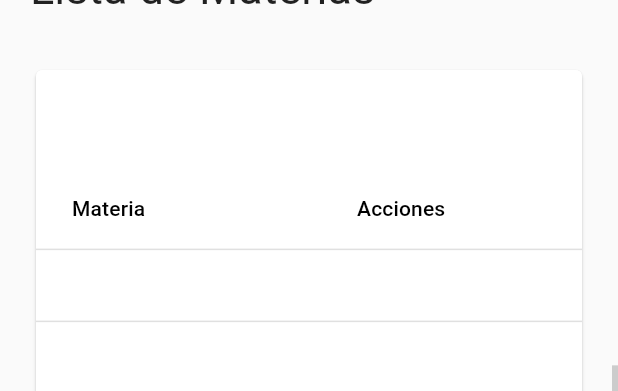
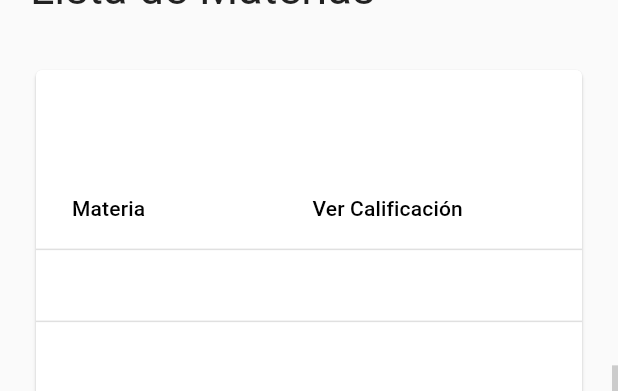
Before and after one commit to cayonina/ssalindemann, a Flutter app: the TablaNotasView widget shown alone on an empty page, opened directly with empty values, scrolled down 576 dp, on a phone screen of 412 x 824 dp. Shown: the top 391 px of the screen. Run offline on Flutter 3.47's test engine with Material 2 defaults, Android fonts, the phone set to English and light mode, and no system bars; our stand-ins replace cloud_firestore, dio, email_validator, file_picker, firebase_core, firebase_storage and 3 more; accounts and stored records are empty; network calls fail; key blocks and very long unbroken strings in the code were emptied for the run.

Commit message:
Tablas de notas aun con error

```diff
--- a/lib/datatables/notas_datasource.dart
+++ b/lib/datatables/notas_datasource.dart
@@ -18,7 +18,7 @@ class NotasDataSource extends DataTableSource {
     return DataRow.byIndex(
       index: index,
       cells: [
-        DataCell(Text(nota.materia)),
+        DataCell(Text(nota.materia!)),
         DataCell(
           Row(
             children: [
@@ -26,7 +26,8 @@ class NotasDataSource extends DataTableSource {
                 icon: Icon(Icons.grade_sharp),
                 onPressed: () {
                   // todo navegar a una nueva pantalla con la información del usuario
-                  NavigationService.replaceTo('/dashboard/notas/${nota.id}');
+                  NavigationService.replaceTo(
+                      '/dashboard/notas/${uid}/${nota.materia}');
                 },
               ),
             ],
--- a/lib/models/estudiante_model.dart
+++ b/lib/models/estudiante_model.dart
@@ -55,9 +55,9 @@ class EstudianteModel extends UserModel {
 
 class Notes {
   final String? id;
-  final String materia;
-  final String commentOne, commentTwo, commentThree;
-  final double totalNote;
+  final String? materia;
+  final String? commentOne, commentTwo, commentThree;
+  final double? totalNote;
 
   final List<double> notesOne, notesTwo, notesThree;
 
--- a/lib/providers/user_form_provider.dart
+++ b/lib/providers/user_form_provider.dart
@@ -320,8 +320,8 @@ class UserFormProvider extends ChangeNotifier {
     };
     print(data);
     try {
-      final resp = await LindemannApi.putNotaEstudiante(data, user!.id!);
-      print(resp);
+      // final resp = await LindemannApi.putNotaEstudiante(data, user!.id!);
+      // print(resp);
       return true;
     } catch (e) {
       print('error en updateNotaEstudiante: $e');
--- a/lib/router/dashboard_handler.dart
+++ b/lib/router/dashboard_handler.dart
@@ -69,7 +69,10 @@ class DashboardHandlers {
     if (authProvider.authStatus == AuthStatus.authenticated) {
       print(params);
       if (params['uid']?.first != null) {
-        return NotasView(uid: params['uid']!.first);
+        return NotasView(
+          uid: params['uid']!.first,
+          materia: params['materia']!.first,
+        );
       } else {
         return CursosView();
       }
--- a/lib/router/router.dart
+++ b/lib/router/router.dart
@@ -29,7 +29,7 @@ class Flurorouter {
   static String horarioRoute = '/dashboard/horario';
   static String calificacionesRoute = '/dashboard/calificaciones/:uid';
   static String tablaNotasRoute = '/dashboard/tablanotas/:uid';
-  static String notasRoute = '/dashboard/notas/:uid';
+  static String notasRoute = '/dashboard/notas/:materia';
   static String perfilRoute = '/dashboard/perfil/:uid';
 
   static String aboutRoute = '/about';
--- a/lib/ui/views/tabla_notas_view.dart
+++ b/lib/ui/views/tabla_notas_view.dart
@@ -57,12 +57,9 @@ class _TablaNotasViewState extends State<TablaNotasView> {
 
             columns: [
               DataColumn(
-                  label: Text('Materia'),
-                  onSort: (colIndex, _) {
-                    userProvider.sortColumnIndex = colIndex;
-                    userProvider.sort<String>((user) => user.apellidos!);
-                  }),
-              DataColumn(label: Text('Acciones')),
+                label: Text('Materia'),
+              ),
+              DataColumn(label: Text('Ver Calificación')),
             ],
             // source: usersDatSource,
             onPageChanged: (page) {
```
Also changed, not shown: lib/ui/views/notas_view.dart (+26 -22 lines).
